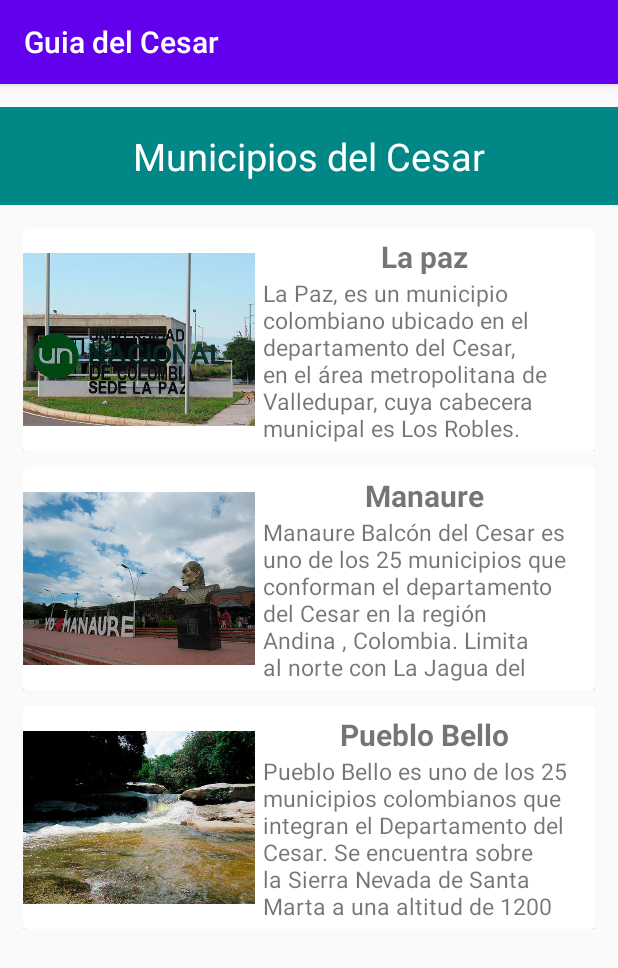
After one commit to luismanueldiaz29/GuiaCesar, an Android app: the Municipios_Sitios screen opened directly, with no data from a screen before it, on a phone screen of 412 x 824 dp. The commit adds this screen. Shown: the top 968 px of the screen. Run offline under Robolectric (Android 15) with nearby library versions, the phone set to English and light mode, and no system bars; Roboto replaces fonts that are not available here.

Commit message:
sitios de interes listado por municipio

```diff
--- a/app/build.gradle
+++ b/app/build.gradle
@@ -32,7 +32,6 @@ dependencies {
     androidTestImplementation 'androidx.test.ext:junit:1.1.1'
     androidTestImplementation 'androidx.test.espresso:espresso-core:3.2.0'
     implementation 'com.google.android.material:material:1.1.0'
-
     //Libreria para implementar el carrusel
     implementation 'com.synnapps:carouselview:0.1.5'
 }
--- a/app/src/main/java/com/example/guiavalledupar/MainActivity.java
+++ b/app/src/main/java/com/example/guiavalledupar/MainActivity.java
@@ -49,7 +49,7 @@ public class MainActivity extends AppCompatActivity {
     };
 
     public void SitiosInteres(View view) {
-        Intent intent = new Intent(this, Sitios.class);
+        Intent intent = new Intent(this, Municipios_Sitios.class);
         startActivity(intent);
         android.widget.Toast toast1 =Toast.makeText(getApplicationContext(),"Sistios de interes", Toast.LENGTH_SHORT);
         toast1.show();
--- /dev/null
+++ b/app/src/main/java/com/example/guiavalledupar/Municipios_Sitios.java
@@ -0,0 +1,54 @@
+package com.example.guiavalledupar;
+
+import androidx.appcompat.app.AppCompatActivity;
+import androidx.recyclerview.widget.LinearLayoutManager;
+import androidx.recyclerview.widget.RecyclerView;
+
+import android.content.Intent;
+import android.os.Bundle;
+import android.view.View;
+import android.widget.Toast;
+
+import com.example.guiavalledupar.Entity.Municipio;
+import com.example.guiavalledupar.Services.MunicipioService;
+
+import java.util.ArrayList;
+
+public class Municipios_Sitios extends AppCompatActivity {
+
+    private RecyclerView ReciclerViewMunicipio;
+    private MunicipioService municipioService;
+    private ArrayList<Municipio> municipios;
+    private RecyclerView ReciclerViewEvento;
+    private AdapterEventos adapter;
+
+    @Override
+    protected void onCreate(Bundle savedInstanceState) {
+        super.onCreate(savedInstanceState);
+        setContentView(R.layout.activity_municipios__sitios);
+
+        municipioService = new MunicipioService(this);
+        municipios = municipioService.getMunicipios();
+
+        ReciclerViewEvento = (RecyclerView)findViewById(R.id.ReciclerViewMunicipio);
+        ReciclerViewEvento.setLayoutManager(new LinearLayoutManager(this));
+
+        adapter = new AdapterEventos(municipios);
+        ReciclerViewEvento.setAdapter(adapter);
+
+        adapter.setOnClickListener(new View.OnClickListener() {
+            @Override
+            public void onClick(View v) {
+                String posicion = ReciclerViewEvento.getChildAdapterPosition(v)+"";
+                DetalleSitio(posicion);
+                Toast.makeText(getApplicationContext(), "click in "+posicion, Toast.LENGTH_LONG).show();
+            }
+        });
+    }
+    public void DetalleSitio(String posicion){
+        Intent intent = new Intent(this, Sitios.class);
+        //intent.putExtra("PEvento", posicion);
+        startActivity(intent);
+    }
+
+}
--- /dev/null
+++ b/app/src/main/res/layout/activity_municipios__sitios.xml
@@ -0,0 +1,28 @@
+<?xml version="1.0" encoding="utf-8"?>
+<LinearLayout xmlns:android="http://schemas.android.com/apk/res/android"
+    xmlns:app="http://schemas.android.com/apk/res-auto"
+    xmlns:tools="http://schemas.android.com/tools"
+    android:layout_width="match_parent"
+    android:layout_height="match_parent"
+    tools:context=".Municipios_Sitios"
+    android:orientation="vertical">
+
+    <TextView
+        android:layout_width="match_parent"
+        android:layout_height="wrap_content"
+        android:layout_centerHorizontal="true"
+        android:layout_marginTop="@dimen/Borde"
+        android:background="@color/design_default_color_secondary_variant"
+        android:gravity="center"
+        android:text="Municipios del Cesar"
+        android:textColor="@color/cardview_light_background"
+        android:padding="@dimen/Borde"
+        android:textSize="25dp"/>
+
+    <androidx.recyclerview.widget.RecyclerView
+        android:id="@+id/ReciclerViewMunicipio"
+        android:layout_width="match_parent"
+        android:layout_height="match_parent"
+        android:layout_margin="10dp"/>
+
+</LinearLayout>
```
Also changed, not shown: app/src/main/AndroidManifest.xml (+6 -2 lines), app/src/main/java/com/example/guiavalledupar/Emergencia.java (added, +14 -0 lines), app/src/main/res/layout/activity_emergencia.xml (added, +13 -0 lines).
